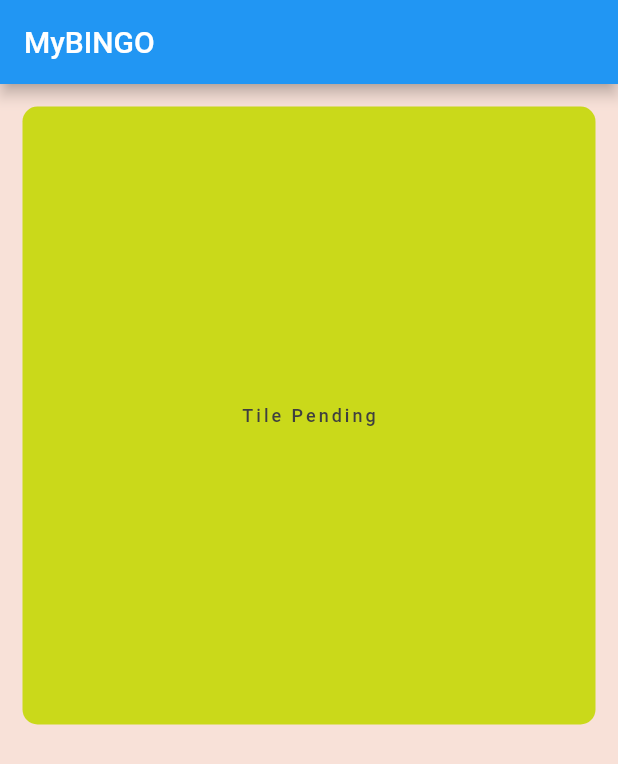
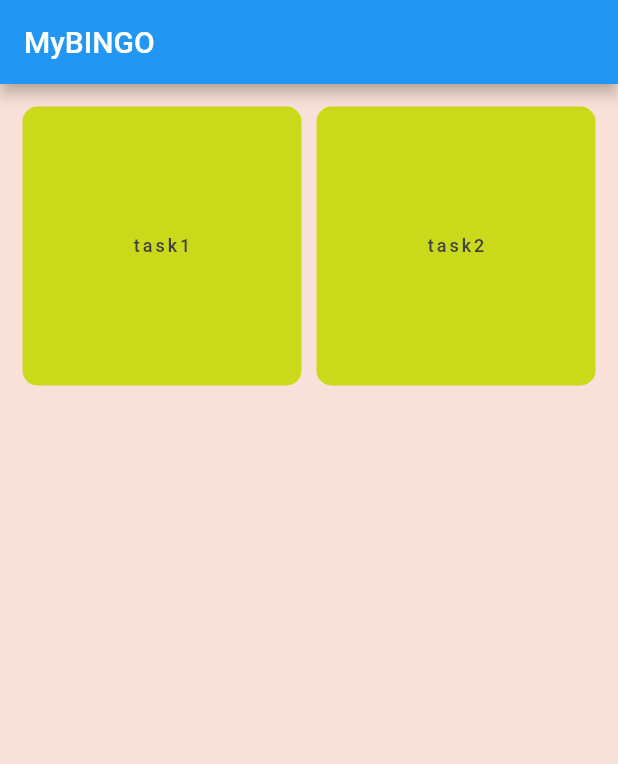
Before and after one commit to snehasingh95/MyBINGO, a Flutter app: the screen it shows after launch, on a phone screen of 412 x 824 dp. Shown: the top 764 px of the screen. Run offline on Flutter 3.47's test engine with Material 2 defaults, Android fonts, the phone set to English and light mode, and no system bars.

Commit message:
Created Grid of Tiles widget

```diff
--- a/lib/main.dart
+++ b/lib/main.dart
@@ -1,14 +1,21 @@
 import 'package:flutter/material.dart';
 import 'package:my_bingo/constants/colorCode.dart';
+import 'package:my_bingo/model/grid.dart';
 import 'package:my_bingo/model/tile.dart';
-import 'package:my_bingo/pages/tileWidget.dart';
+import 'package:my_bingo/pages/gridWidget.dart';
 
 void main() => runApp(MaterialApp(
       home: Home(),
     ));
 
 class Home extends StatelessWidget {
-  Tile tile = Tile(task: 'Tile Pending');
+  late List<Tile> tiles = [
+    Tile(task: 'task1'),
+    Tile(task: 'task2'),
+  ];
+
+  late Grid grid = Grid(tiles: tiles, n_col: 2);
+
   @override
   Widget build(BuildContext context) {
     return Scaffold(
@@ -17,7 +24,7 @@ class Home extends StatelessWidget {
       ),
       body: Padding(
         padding: const EdgeInsets.all(15),
-        child: TileWidget(tile: tile),
+        child: GridWidget(grid: grid),
       ),
       backgroundColor: ColorCode.PEACH,
     );
--- /dev/null
+++ b/lib/model/grid.dart
@@ -0,0 +1,39 @@
+import 'package:my_bingo/model/tile.dart';
+
+class Grid {
+  late int n_items;
+  late int n_row;
+  int n_col;
+  List<Tile> tiles;
+
+  late List row_finished_count;
+  late List col_finished_count;
+  late int grid_finished_count;
+
+  Grid({this.n_col = 1, required this.tiles}) {
+    n_items = tiles.length;
+    n_row = n_items ~/ n_col;
+    if ((n_row * n_col) < n_items) n_row++;
+
+    row_finished_count = List.filled(n_col, 0);
+    col_finished_count = List.filled(n_row, 0);
+    grid_finished_count = 0;
+  }
+
+  bool isRowBingo(int indx) {
+    int r = indx ~/ n_col;
+    row_finished_count[r]++;
+    return (row_finished_count[r] == n_col);
+  }
+
+  bool isColumnBingo(int indx) {
+    int c = indx % n_col;
+    col_finished_count[c]++;
+    return (col_finished_count[c] == n_row);
+  }
+
+  bool isGridBingo(int indx) {
+    grid_finished_count++;
+    return (grid_finished_count == n_items);
+  }
+}
--- /dev/null
+++ b/lib/pages/gridWidget.dart
@@ -0,0 +1,24 @@
+import 'package:flutter/material.dart';
+import 'package:my_bingo/model/grid.dart';
+import 'package:my_bingo/pages/tileWidget.dart';
+
+class GridWidget extends StatefulWidget {
+  Grid grid;
+  GridWidget({super.key, required this.grid});
+
+  @override
+  State<GridWidget> createState() => _GridWidgetState();
+}
+
+class _GridWidgetState extends State<GridWidget> {
+  @override
+  Widget build(BuildContext context) {
+    return GridView.count(
+      crossAxisCount: widget.grid.n_col,
+      mainAxisSpacing: 10.0,
+      crossAxisSpacing: 10.0,
+      children:
+          widget.grid.tiles.map((tile) => TileWidget(tile: tile)).toList(),
+    );
+  }
+}
```
